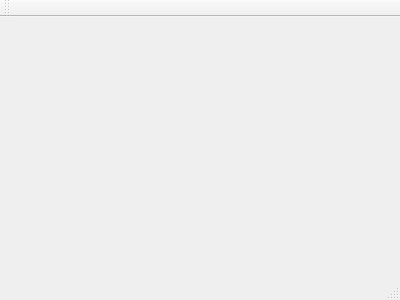
The window that qtStudy_multiThread/mainwindow.ui (f0ghua/qtStudy) describes before a commit, drawn with Qt 5.
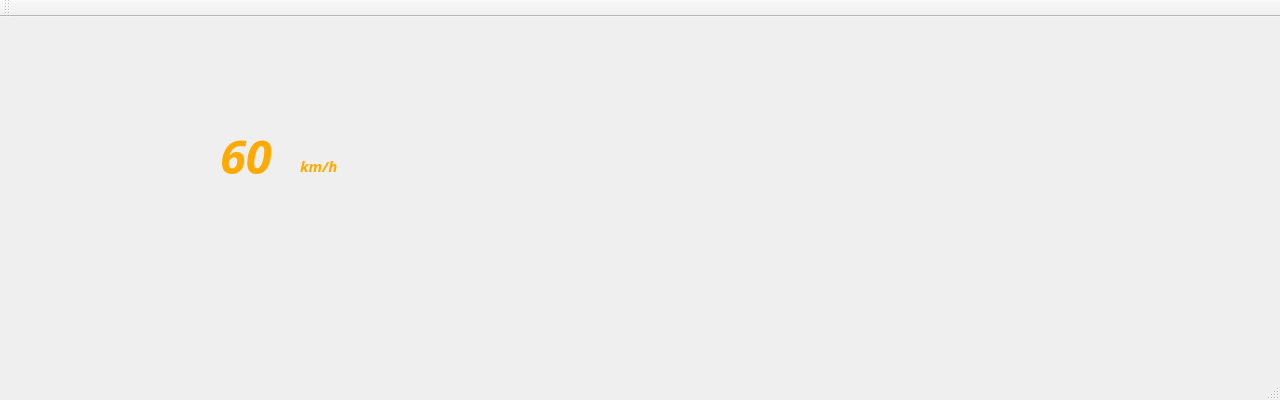
The same window after the commit. Icons and pictures are not drawn. Custom widgets are drawn as their Qt base class.

The edit to the form file:
```diff
--- a/qtStudy_multiThread/mainwindow.ui
+++ b/qtStudy_multiThread/mainwindow.ui
@@ -1,24 +1,166 @@
 <ui version="4.0">
  <class>MainWindow</class>
- <widget class="QMainWindow" name="MainWindow" >
-  <property name="geometry" >
+ <widget class="QMainWindow" name="MainWindow">
+  <property name="geometry">
    <rect>
     <x>0</x>
     <y>0</y>
-    <width>400</width>
-    <height>300</height>
+    <width>1280</width>
+    <height>400</height>
    </rect>
   </property>
   <property name="windowTitle" >
    <string>MainWindow</string>
   </property>
-  <widget class="QMenuBar" name="menuBar" />
-  <widget class="QToolBar" name="mainToolBar" />
-  <widget class="QWidget" name="centralWidget" />
-  <widget class="QStatusBar" name="statusBar" />
+  <property name="autoFillBackground">
+   <bool>false</bool>
+  </property>
+  <property name="styleSheet">
+   <string notr="true"/>
+  </property>
+  <widget class="QWidget" name="centralWidget">
+   <property name="autoFillBackground">
+    <bool>false</bool>
+   </property>
+   <widget class="GaugeCar" name="qwtDial" native="true">
+    <property name="geometry">
+     <rect>
+      <x>20</x>
+      <y>100</y>
+      <width>180</width>
+      <height>180</height>
+     </rect>
+    </property>
+    <property name="sizePolicy">
+     <sizepolicy hsizetype="Fixed" vsizetype="Fixed">
+      <horstretch>0</horstretch>
+      <verstretch>0</verstretch>
+     </sizepolicy>
+    </property>
+    <property name="font">
+     <font>
+      <family>微软雅黑</family>
+      <pointsize>9</pointsize>
+     </font>
+    </property>
+    <property name="lineWidth" stdset="0">
+     <number>4</number>
+    </property>
+   </widget>
+   <widget class="QLabel" name="lblLed">
+    <property name="geometry">
+     <rect>
+      <x>30</x>
+      <y>30</y>
+      <width>51</width>
+      <height>51</height>
+     </rect>
+    </property>
+    <property name="styleSheet">
+     <string notr="true"/>
+    </property>
+    <property name="text">
+     <string/>
+    </property>
+    <property name="pixmap">
+     <pixmap resource="app.qrc">:/new/prefix1/led</pixmap>
+    </property>
+    <property name="scaledContents">
+     <bool>true</bool>
+    </property>
+   </widget>
+   <widget class="QLabel" name="label">
+    <property name="geometry">
+     <rect>
+      <x>220</x>
+      <y>120</y>
+      <width>71</width>
+      <height>51</height>
+     </rect>
+    </property>
+    <property name="font">
+     <font>
+      <family>微软雅黑</family>
+      <pointsize>35</pointsize>
+      <weight>75</weight>
+      <italic>true</italic>
+      <bold>true</bold>
+     </font>
+    </property>
+    <property name="styleSheet">
+     <string notr="true">color: rgb(255, 170, 0);</string>
+    </property>
+    <property name="text">
+     <string>60</string>
+    </property>
+    <property name="alignment">
+     <set>Qt::AlignBottom|Qt::AlignLeading|Qt::AlignLeft</set>
+    </property>
+   </widget>
+   <widget class="QLabel" name="label_2">
+    <property name="geometry">
+     <rect>
+      <x>300</x>
+      <y>140</y>
+      <width>61</width>
+      <height>20</height>
+     </rect>
+    </property>
+    <property name="font">
+     <font>
+      <family>微软雅黑</family>
+      <pointsize>11</pointsize>
+      <weight>75</weight>
+      <italic>true</italic>
+      <bold>true</bold>
+     </font>
+    </property>
+    <property name="styleSheet">
+     <string notr="true">color: rgb(255, 170, 0);</string>
+    </property>
+    <property name="text">
+     <string>km/h</string>
+    </property>
+    <property name="alignment">
+     <set>Qt::AlignBottom|Qt::AlignLeading|Qt::AlignLeft</set>
+    </property>
+   </widget>
+  </widget>
+  <widget class="QMenuBar" name="menuBar">
+   <property name="geometry">
+    <rect>
+     <x>0</x>
+     <y>0</y>
+     <width>1280</width>
+     <height>23</height>
+    </rect>
+   </property>
+  </widget>
+  <widget class="QToolBar" name="mainToolBar">
+   <attribute name="toolBarArea">
+    <enum>TopToolBarArea</enum>
+   </attribute>
+   <attribute name="toolBarBreak">
+    <bool>false</bool>
+   </attribute>
+  </widget>
+  <widget class="QStatusBar" name="statusBar">
+   <property name="enabled">
+    <bool>true</bool>
+   </property>
+  </widget>
  </widget>
- <layoutDefault spacing="6" margin="11" />
- <pixmapfunction></pixmapfunction>
- <resources/>
+ <layoutdefault spacing="6" margin="11"/>
+ <customwidgets>
+  <customwidget>
+   <class>GaugeCar</class>
+   <extends>QWidget</extends>
+   <header location="global">gaugecar.h</header>
+   <container>1</container>
+  </customwidget>
+ </customwidgets>
+ <resources>
+  <include location="app.qrc"/>
+ </resources>
  <connections/>
 </ui>
```
Left out of the diff: 3 changed lines with no effect on the pictures.
